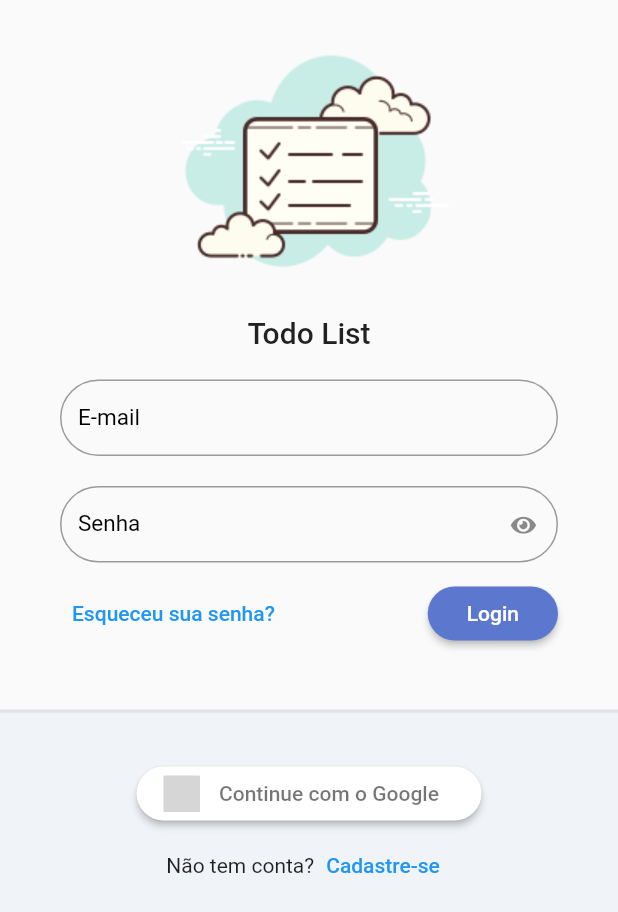
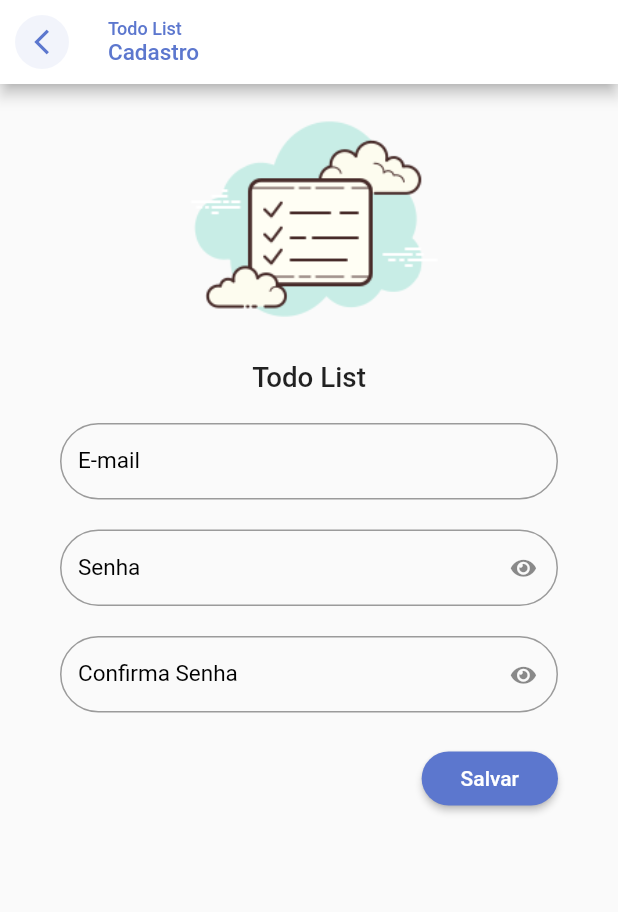
Before and after one commit to deyvissoneduardo/todo_list, a Flutter app: the screen it shows after launch, after a tap on "Cadastre-se", on a phone screen of 412 x 824 dp. Shown: the top 912 px of the screen. Run offline on Flutter 3.47's test engine with Material 2 defaults, Android fonts, the phone set to English and light mode, and no system bars; our stand-ins replace flutter_signin_button, google_fonts, sqflite, sqflite_common, synchronized; accounts and stored records are empty; Roboto replaces fonts that are missing (Mandali); grey boxes are pictures that could not be loaded.

Commit message:
build layout register

```diff
--- a/lib/app/modules/auth/auth_module.dart
+++ b/lib/app/modules/auth/auth_module.dart
@@ -2,15 +2,19 @@ import 'package:provider/provider.dart';
 import 'package:todo_list/app/core/modules/todo_list_modules.dart';
 import 'package:todo_list/app/modules/auth/login/login_controller.dart';
 import 'package:todo_list/app/modules/auth/login/login_page.dart';
+import 'package:todo_list/app/modules/auth/register/register_controller.dart';
+import 'package:todo_list/app/modules/auth/register/register_page.dart';
 
 class AuthModule extends TodoListModules {
   AuthModule()
       : super(
           bindings: [
             ChangeNotifierProvider(create: (_) => LoginController()),
+            ChangeNotifierProvider(create: (_) => RegisterController()),
           ],
           routers: {
             '/login': (context) => const LoginPage(),
+            '/register': (context) => const RegisterPage(),
           },
         );
 }
--- a/lib/app/modules/auth/login/login_page.dart
+++ b/lib/app/modules/auth/login/login_page.dart
@@ -93,7 +93,10 @@ class LoginPage extends StatelessWidget {
                               children: [
                                 const Text('Não tem conta?'),
                                 TextButton(
-                                    onPressed: () {},
+                                    onPressed: () {
+                                      Navigator.of(context)
+                                          .pushNamed('/register');
+                                    },
                                     child: const Text('Cadastre-se'))
                               ],
                             )
--- /dev/null
+++ b/lib/app/modules/auth/register/register_controller.dart
@@ -0,0 +1,3 @@
+import 'package:flutter/material.dart';
+
+class RegisterController extends ChangeNotifier {}
--- /dev/null
+++ b/lib/app/modules/auth/register/register_page.dart
@@ -0,0 +1,85 @@
+import 'package:flutter/material.dart';
+import 'package:todo_list/app/core/ui/theme_extensions.dart';
+import 'package:todo_list/app/core/widgets/todo_list_field.dart';
+import 'package:todo_list/app/core/widgets/todo_list_logo.dart';
+
+class RegisterPage extends StatelessWidget {
+  const RegisterPage({Key? key}) : super(key: key);
+
+  @override
+  Widget build(BuildContext context) {
+    return Scaffold(
+      appBar: AppBar(
+        backgroundColor: Colors.white,
+        automaticallyImplyLeading: false,
+        title: Column(
+          crossAxisAlignment: CrossAxisAlignment.start,
+          children: [
+            Text(
+              'Todo List',
+              style: TextStyle(fontSize: 12, color: context.primaryColor),
+            ),
+            Text(
+              'Cadastro',
+              style: TextStyle(fontSize: 15, color: context.primaryColor),
+            ),
+          ],
+        ),
+        leading: IconButton(
+          onPressed: () => Navigator.pop(context),
+          icon: ClipOval(
+            child: Container(
+              color: context.primaryColor.withAlpha(20),
+              padding: const EdgeInsets.all(8),
+              child: Icon(
+                Icons.arrow_back_ios_outlined,
+                size: 20,
+                color: context.primaryColor,
+              ),
+            ),
+          ),
+        ),
+      ),
+      body: ListView(
+        children: [
+          SizedBox(
+            height: MediaQuery.of(context).size.width * 0.5,
+            child: const FittedBox(
+              child: TodoListLogo(),
+              fit: BoxFit.fitHeight,
+            ),
+          ),
+          Padding(
+            padding: const EdgeInsets.symmetric(horizontal: 40, vertical: 20),
+            child: Form(
+              child: Column(
+                children: [
+                  TodoListField(label: 'E-mail'),
+                  const SizedBox(height: 20),
+                  TodoListField(label: 'Senha', obscureText: true),
+                  const SizedBox(height: 20),
+                  TodoListField(label: 'Confirma Senha', obscureText: true),
+                  const SizedBox(height: 20),
+                  Align(
+                    alignment: Alignment.bottomRight,
+                    child: ElevatedButton(
+                      onPressed: () {},
+                      child: const Padding(
+                        padding: EdgeInsets.all(10.0),
+                        child: Text('Salvar'),
+                      ),
+                      style: ElevatedButton.styleFrom(
+                          shape: RoundedRectangleBorder(
+                        borderRadius: BorderRadius.circular(20),
+                      )),
+                    ),
+                  )
+                ],
+              ),
+            ),
+          )
+        ],
+      ),
+    );
+  }
+}
```
